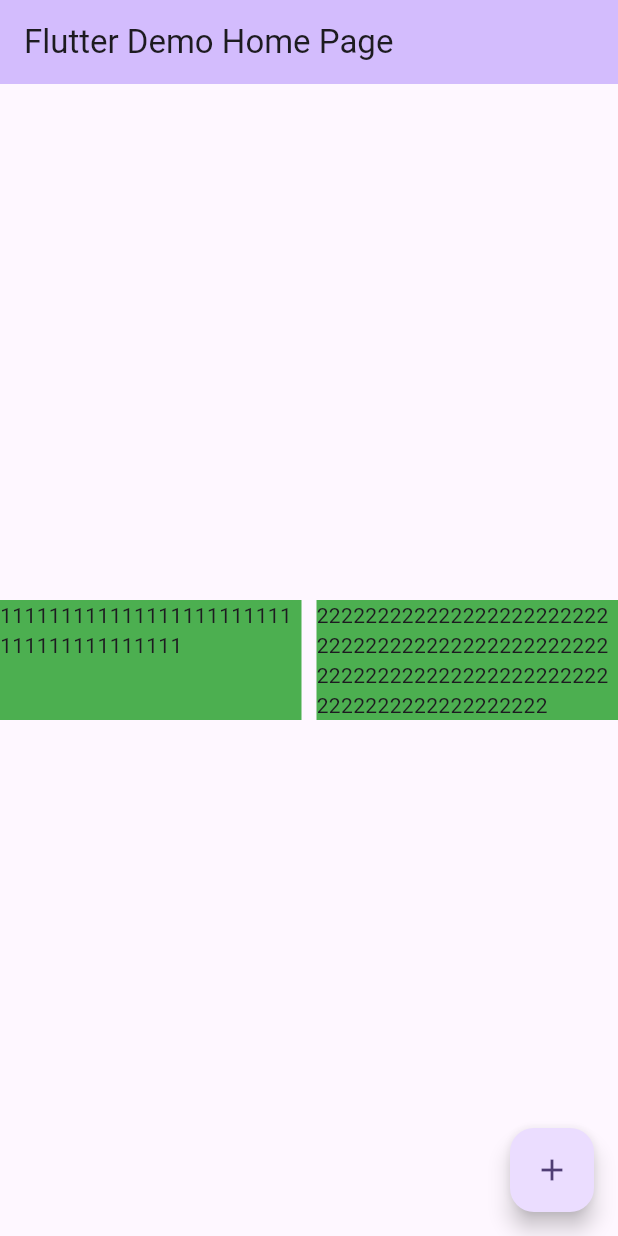
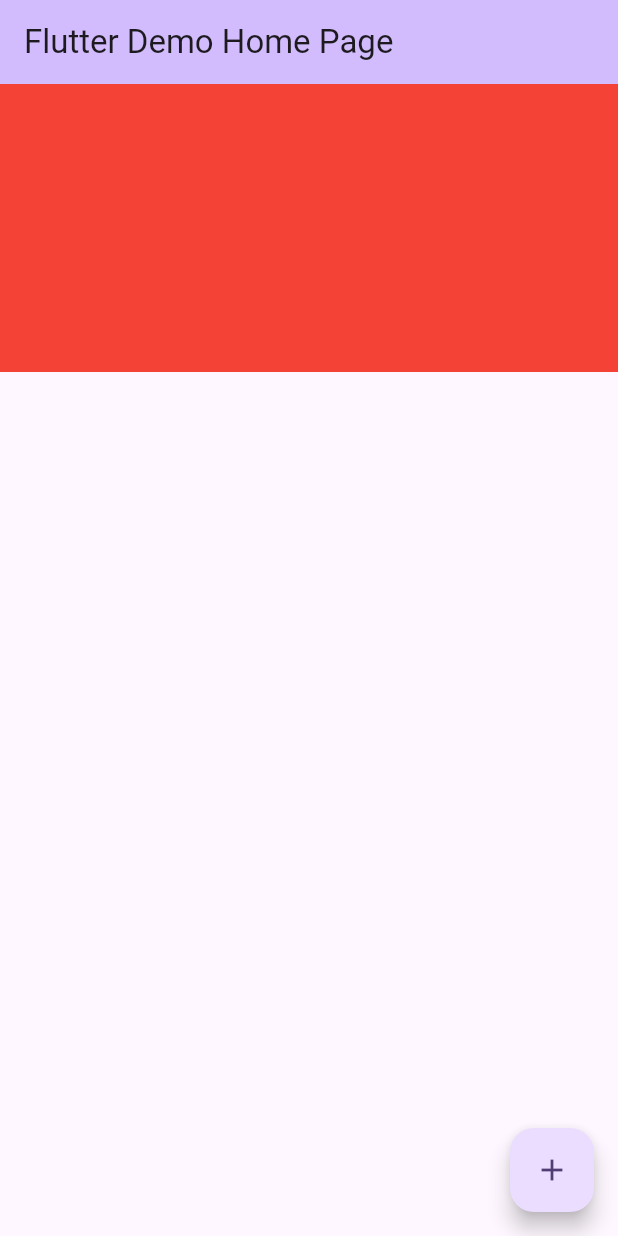
Before and after one commit to mxmhao/Flutter_Template, a Flutter app: the screen it shows after launch, on a phone screen of 412 x 824 dp. Run offline on Flutter 3.47's test engine with Material 3 defaults, Android fonts, the phone set to English and light mode, and no system bars.

Commit message:
添加 FractionallySizedBoxDemo

```diff
--- a/lib/main.dart
+++ b/lib/main.dart
@@ -69,21 +69,14 @@ class _MyHomePageState extends State<MyHomePage> {
         backgroundColor: Theme.of(context).colorScheme.inversePrimary,
         title: Text(widget.title),
       ),
-      body: Center(
-        child: IntrinsicHeight(
-          child: Row(
-            crossAxisAlignment: CrossAxisAlignment.stretch,
-            children: <Widget>[
-              Expanded(child: Container(
-                color: Colors.green,
-                child: Text("111111111111111111111111111111111111111"),
-              )),
-              SizedBox(width: 10),
-              Expanded(child: Container(
-                color: Colors.green,
-                child: Text("2222222222222222222222222222222222222222222222222222222222222222222222222222222222222222222"),
-              )),
-            ],
+      body: Container(
+        child: FractionallySizedBox(
+          // FractionallySizedBox 可以设置自己在父组件中的宽高占比
+          widthFactor: 1,
+          heightFactor: 0.25,
+          alignment: Alignment.topCenter,
+          child: Container(
+            color: Colors.red,
           ),
         ),
       ),
```
Also changed, not shown: lib/template/templates.dart (+31 -5 lines), 1 other file.
